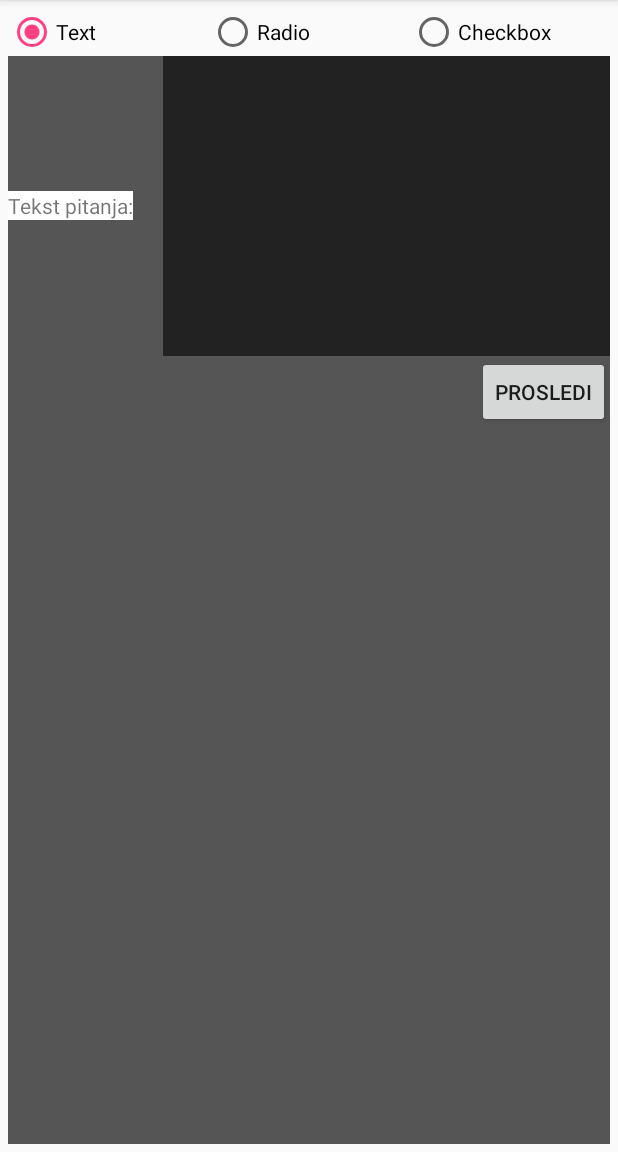
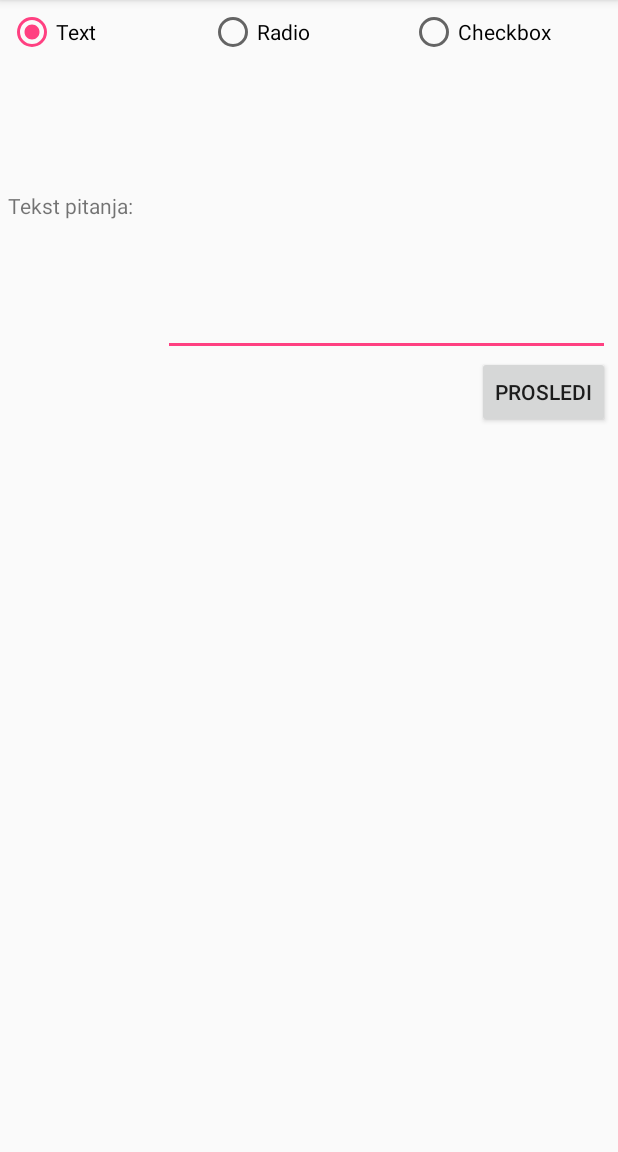
Before and after one commit to ServesYouRice/NRT4912, an Android app: the AddQuestionActivity screen opened directly, with no data from a screen before it, on a phone screen of 412 x 824 dp, the part 84-1236 px from its top. Run offline under Robolectric (Android 15) with nearby library versions, the phone set to English and light mode, and no system bars.

Commit message:
zavrsili odgovore napravili da se pitanja cuvaju da se prosledju dalje na studenta napravili klase za pitanja

```diff
--- a/app/src/main/java/com/viktorrahmanovic/nrt4912/ProfActivity.java
+++ b/app/src/main/java/com/viktorrahmanovic/nrt4912/ProfActivity.java
@@ -7,7 +7,12 @@ import android.view.View;
 import android.widget.EditText;
 import android.widget.Toast;
 
+import java.util.ArrayList;
+
 public class ProfActivity extends AppCompatActivity {
+
+    public static ArrayList<Question> questions;
+    public static ArrayList<Question>[] answers;
 
     @Override
     protected void onCreate(Bundle savedInstanceState) {
@@ -27,6 +32,7 @@ public class ProfActivity extends AppCompatActivity {
 
             Intent i = new Intent(this, AddQuestionActivity.class);
             i.putExtra("remainingQuestions",numberOfQuestions);
+            ProfActivity.questions = new ArrayList<>();
             startActivity(i);
         }else {
             Toast.makeText(this, "Unesite broj pitanja", Toast.LENGTH_SHORT).show();
--- a/app/src/main/res/layout/activity_add_question.xml
+++ b/app/src/main/res/layout/activity_add_question.xml
@@ -41,13 +41,14 @@
             android:layout_weight="0.5"
             android:onClick="changeQuestionType"
             android:text="Checkbox" />
+
+
     </RadioGroup>
 
     <RelativeLayout
         android:id="@+id/rlTextWrapperText"
         android:layout_width="match_parent"
-        android:layout_height="match_parent"
-        android:background="#555555">
+        android:layout_height="match_parent">
 
         <RelativeLayout
             android:id="@+id/rlInputWrapperText"
@@ -60,7 +61,6 @@
                 android:layout_width="wrap_content"
                 android:layout_height="wrap_content"
                 android:layout_centerVertical="true"
-                android:background="#fff"
                 android:text="Tekst pitanja:" />
 
             <EditText
@@ -68,9 +68,9 @@
                 android:layout_height="200dp"
                 android:layout_marginLeft="20dp"
                 android:layout_toRightOf="@+id/tvTekstPitanjaText"
-                android:background="#222"
                 android:gravity="top"
                 android:inputType="textMultiLine"
+                android:id="@+id/etTextQuestionText"
 
                 />
         </RelativeLayout>
@@ -81,7 +81,9 @@
             android:layout_alignParentRight="true"
             android:layout_below="@id/rlInputWrapperText"
             android:onClick="nextQuestionClicked"
-            android:text="Prosledi" />
+            android:text="Prosledi"
+
+            android:id="@+id/btnAddQuestionText"/>
 
 
     </RelativeLayout>
@@ -91,7 +93,6 @@
         android:id="@+id/rlRadioWrapper"
         android:layout_width="match_parent"
         android:layout_height="match_parent"
-        android:background="#ff0000"
         android:visibility="gone">
 
 
@@ -105,7 +106,6 @@
                 android:layout_width="wrap_content"
                 android:layout_height="wrap_content"
                 android:layout_centerVertical="true"
-                android:background="#fff"
                 android:text="Tekst pitanja:" />
 
             <EditText
@@ -113,9 +113,9 @@
                 android:layout_height="200dp"
                 android:layout_marginLeft="20dp"
                 android:layout_toRightOf="@+id/tvTekstPitanjaRadio"
-                android:background="#222"
                 android:gravity="top"
                 android:inputType="textMultiLine"
+                android:id="@+id/etTextQuestionRadio"
 
                 />
         </RelativeLayout>
@@ -132,10 +132,10 @@
             android:layout_height="wrap_content"
             android:layout_alignParentRight="true"
             android:layout_below="@id/rlInputWrapperRadio"
-            android:background="#00ff00"
             android:inputType="number"
             android:maxLength="1"
             />
+
 
         <LinearLayout
             android:layout_width="match_parent"
@@ -151,14 +151,14 @@
             android:layout_alignParentBottom="true"
             android:layout_alignParentEnd="true"
             android:onClick="nextQuestionClicked"
-            android:text="Prosledi" />
+            android:text="Prosledi"
+            android:id="@+id/btnAddQuestionRadio"/>
     </RelativeLayout>
 
     <RelativeLayout
         android:id="@+id/rlCheckboxWrapper"
         android:layout_width="match_parent"
         android:layout_height="match_parent"
-        android:background="#0000ff"
         android:visibility="gone">
 
         <RelativeLayout
@@ -171,7 +171,6 @@
                 android:layout_width="wrap_content"
                 android:layout_height="wrap_content"
                 android:layout_centerVertical="true"
-                android:background="#fff"
                 android:text="Tekst pitanja:" />
 
             <EditText
@@ -179,12 +178,42 @@
                 android:layout_height="200dp"
                 android:layout_marginLeft="20dp"
                 android:layout_toRightOf="@+id/tvTekstPitanjaCheckbox"
-                android:background="#222"
                 android:gravity="top"
                 android:inputType="textMultiLine"
+                android:id="@+id/etTextQuestionCheckbox"
+
 
                 />
         </RelativeLayout>
+
+        <EditText
+            android:id="@+id/etNumberOfAnswersCheckbox"
+            android:layout_width="150dp"
+            android:layout_height="wrap_content"
+            android:layout_alignParentRight="true"
+            android:layout_below="@id/rlInputWrapperCheckbox"
+            android:inputType="number"
+            android:maxLength="1"
+            />
+
+        <LinearLayout
+            android:layout_width="match_parent"
+            android:layout_height="wrap_content"
+            android:id="@+id/llOptionsCheckbox"
+            android:orientation="vertical"
+            android:layout_below="@id/etNumberOfAnswersCheckbox">
+
+        </LinearLayout>
+
+        <Button
+            android:layout_width="wrap_content"
+            android:layout_height="wrap_content"
+            android:layout_alignParentBottom="true"
+            android:layout_alignParentEnd="true"
+            android:onClick="nextQuestionClicked"
+            android:text="Prosledi"
+            android:id="@+id/btnAddQuestionCheckbox"/>
+
 
 
     </RelativeLayout>
--- a/app/src/main/res/layout/activity_main.xml
+++ b/app/src/main/res/layout/activity_main.xml
@@ -20,6 +20,7 @@
         android:layout_width="wrap_content"
         android:layout_height="wrap_content"
         android:layout_centerInParent="true"
-        android:text="Student"/>
+        android:text="Student"
+        android:onClick="AnswerQuestion"/>
 
 </RelativeLayout>
```
Also changed, not shown: app/src/main/AndroidManifest.xml (+17 -6 lines), app/src/main/java/com/viktorrahmanovic/nrt4912/AddQuestionActivity.java (+80 -3 lines), app/src/main/java/com/viktorrahmanovic/nrt4912/AllQuestionsActivity.java (added, +24 -0 lines), app/src/main/java/com/viktorrahmanovic/nrt4912/AnswerQuestionActivity.java (added, +13 -0 lines), app/src/main/java/com/viktorrahmanovic/nrt4912/CheckboxQuestion.java (added, +16 -0 lines), app/src/main/java/com/viktorrahmanovic/nrt4912/MainActivity.java (+9 -0 lines), app/src/main/java/com/viktorrahmanovic/nrt4912/Question.java (added, +18 -0 lines), app/src/main/java/com/viktorrahmanovic/nrt4912/RadioQuestion.java (added, +18 -0 lines), app/src/main/java/com/viktorrahmanovic/nrt4912/StartPollActivity.java (added, +31 -0 lines), app/src/main/java/com/viktorrahmanovic/nrt4912/TextQuestion.java (added, +14 -0 lines), app/src/main/res/layout/activity_all_questions.xml (added, +11 -0 lines), app/src/main/res/layout/activity_answer_question.xml (added, +9 -0 lines), app/src/main/res/layout/activity_start_poll.xml (added, +34 -0 lines).
